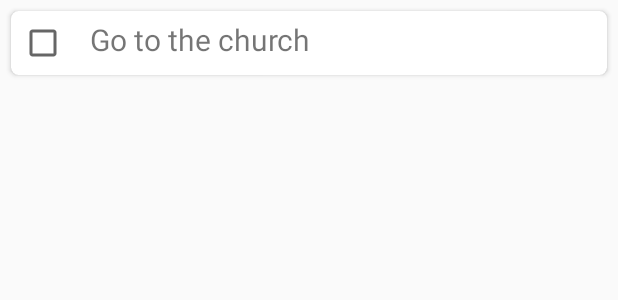
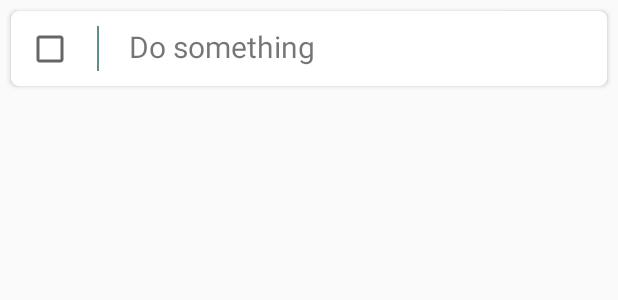
Before and after one commit to PLHieu/Healthy-Lifestyle, an Android app: the layout ticking_card.xml on its own in the app's theme, with its tools: preview values and no code run, on a phone screen of 412 x 824 dp. Shown: the top 300 px of the screen. Run offline under Robolectric (Android 15) with nearby library versions, the phone set to English and light mode, and no system bars; Roboto replaces fonts that are not available here.

Commit message:
many card

```diff
--- a/app/src/main/res/layout/ticking_card.xml
+++ b/app/src/main/res/layout/ticking_card.xml
@@ -9,36 +9,28 @@
     android:layout_marginRight="7dp"
     android:layout_marginTop="7dp"
     card_view:cardCornerRadius="5dp">
-<LinearLayout
-    xmlns:android="http://schemas.android.com/apk/res/android"
-    android:layout_width="match_parent"
-    android:layout_height="wrap_content"
-    android:gravity="center_horizontal"
-    android:orientation="vertical"
-    android:padding="5dp">
     <LinearLayout
-        android:layout_width="wrap_content"
+        xmlns:android="http://schemas.android.com/apk/res/android"
+        android:layout_width="match_parent"
         android:layout_height="wrap_content"
         android:orientation="horizontal"
-        android:layout_gravity="left">
+        android:layout_gravity="left"
+        android:padding="10dp">
         <androidx.appcompat.widget.AppCompatCheckBox
         android:layout_width="wrap_content"
         android:layout_height="match_parent"
-            android:layout_marginRight="15dp" />
+            android:layout_marginRight="15dp"
+            />
+        <View
+            android:layout_width="1dp"
+            android:layout_height="30dp"
+            android:background="#608E89" />
         <TextView
             android:layout_width="wrap_content"
             android:layout_height="match_parent"
-            android:text="Go to the church"
-            android:textSize="20sp"/></LinearLayout>
-
-
-
-    <!--<Button
-        android:layout_width="wrap_content"
-        android:layout_height="wrap_content"
-        android:text="@string/btnstats"
-        android:id="@+id/btnCountStatistic"
-        style="?android:attr/buttonBarButtonStyle"
-        android:textColor="@color/colorPrimaryDark"/>-->
-</LinearLayout>
+            android:text="Do something"
+            android:id="@+id/tvTickName"
+            android:layout_marginLeft="20dp"
+            android:textSize="20sp"/>
+    </LinearLayout>
 </androidx.cardview.widget.CardView>
--- a/app/src/main/res/values/strings.xml
+++ b/app/src/main/res/values/strings.xml
@@ -87,4 +87,5 @@
     <string name="dialogTickType">
         You can tick when you do something in a day (like reading a book, doing homework, etc).
     </string>
+    <string name="timing_habit_name">timing habit name</string>
 </resources>
```
Also changed, not shown: app/src/main/java/com/example/awesomehabit/CardAdapter.java (+31 -6 lines), app/src/main/java/com/example/awesomehabit/database/AppDatabase.java (+4 -5 lines), app/src/main/res/layout/timing_card.xml (added, +67 -0 lines).
